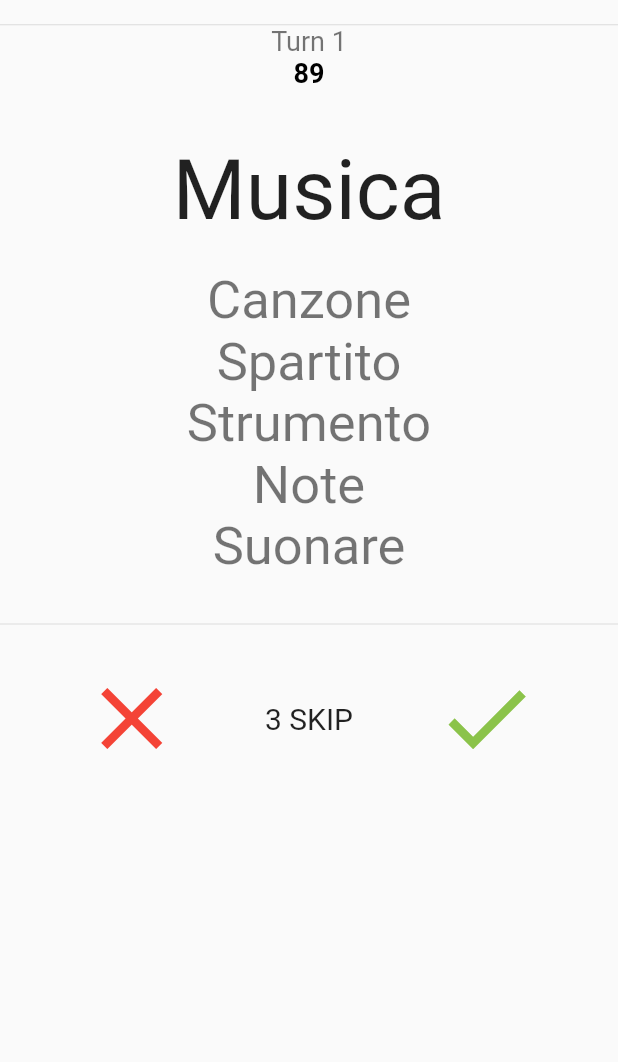
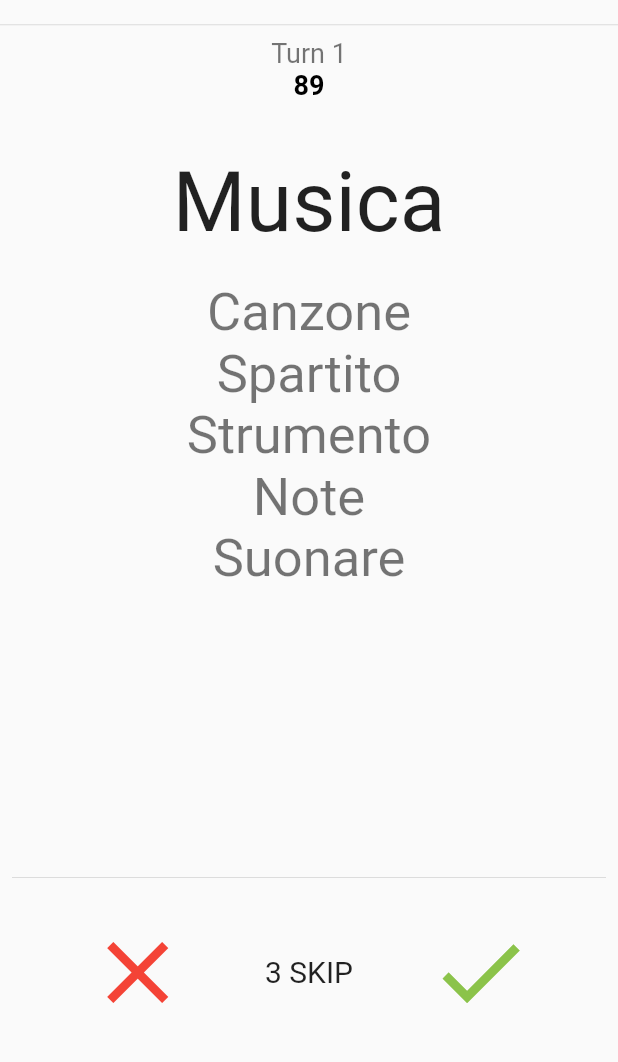
Before and after one commit to rignaneseleo/SpeakEasy, a Flutter app: the GamePage screen opened directly with empty values, on a phone screen of 412 x 824 dp, the part 165-1227 px from its top. Run offline on Flutter 3.47's test engine with Material 2 defaults, Android fonts, the phone set to English and light mode, and no system bars; our stand-ins replace csv, flutter_riverpod, get, vibration; missing offline and left inert: soundpool; statements that could not run were skipped.

Commit message:
UI fix + fix bug cloned interface on tick

```diff
--- a/opentabu/lib/view/gamePage.dart
+++ b/opentabu/lib/view/gamePage.dart
@@ -11,6 +11,7 @@ import 'package:opentabu/controller/gameController.dart';
 import 'package:opentabu/model/settings.dart';
 import 'package:opentabu/model/word.dart';
 import 'package:opentabu/persistence/soundLoader.dart';
+import 'package:opentabu/view/widget/myContainer.dart';
 import 'package:vibration/vibration.dart';
 
 import '../main.dart';
@@ -170,7 +171,7 @@ class GamePageState extends State<GamePage> {
                 children: <Widget>[
                   GameInfoWidget(),
                   new Divider(height: 1.0),
-                  _body,
+                  Expanded(child: _body),
                 ],
               );
             },
@@ -179,37 +180,50 @@ class GamePageState extends State<GamePage> {
   }
 
   Widget pauseBody() {
-    return new Container(
-        height: 520.0,
-        child: new Column(children: <Widget>[
+    return MyContainer(
+      header: Column(
+        children: [
           TurnWidget(),
           TimeWidget(_timerDuration),
-          Expanded(
-              child: Text(
+        ],
+      ),
+      body: Text(
         "PAUSE",
         style: TextStyle(fontSize: 50),
-          )),
-          new Divider(height: 10.0),
-          new Container(
-            padding: new EdgeInsets.all(15.0),
-            child: TextButton(
-              child: Text(
-                "RESUME",
-                style: TextStyle(fontSize: 50),
       ),
+      footer: MyBottomButton(
+        text: "RESUME",
         onPressed: () => resumeGame(),
       ),
-          )
-        ]));
+    );
   }
 
   Widget playingBody() {
-    return new Container(
-        height: 520.0,
-        child: new Column(children: <Widget>[
+    return MyContainer(
+      header: Column(
+        children: [
           TurnWidget(),
           TimeWidget(_timerDuration),
-          WordWidget(_nTaboosToShow),
+        ],
+      ),
+      body: WordWidget(_nTaboosToShow),
+      footer: Container(
+        padding: new EdgeInsets.all(15.0),
+        child: new Row(
+          children: <Widget>[
+            IncorrectAnswerButton(),
+            SkipButton(),
+            CorrectAnswerButton(),
+          ],
+        ),
+      ),
+    );
+
+    return Column(
+      children: <Widget>[
+        TurnWidget(),
+        TimeWidget(_timerDuration),
+        Expanded(child: WordWidget(_nTaboosToShow)),
         new Divider(height: 10.0),
         new Container(
           padding: new EdgeInsets.all(15.0),
@@ -221,17 +235,14 @@ class GamePageState extends State<GamePage> {
             ],
           ),
         )
-        ]));
+      ],
+    );
   }
 
   Widget readyBody() {
-    return Container(
-        height: 520.0,
-        child: new Column(
-          children: <Widget>[
-            TurnWidget(),
-            Expanded(
-              child: Column(
+    return MyContainer(
+      header: TurnWidget(),
+      body: Column(
         mainAxisAlignment: MainAxisAlignment.center,
         children: [
           Text(
@@ -241,18 +252,11 @@ class GamePageState extends State<GamePage> {
           new Text("Pass the phone to the next player."),
         ],
       ),
+      footer: MyBottomButton(
+        text: "START NEXT TURN",
+        onPressed: () => initGame(),
       ),
-            new TextButton(
-              child: Text(
-                'START NEXT TURN',
-                style: TextStyle(fontSize: 27),
-              ),
-              onPressed: () {
-                initGame();
-              },
-            ),
-          ],
-        ));
+    );
   }
 
   Widget endBody(List<int> winners) {
@@ -263,67 +267,21 @@ class GamePageState extends State<GamePage> {
     } else
       text = "${winners.first} is the winner!";
 
-    return new Container(
-      height: 520.0,
-      child: new Center(
-          child: Column(
-        children: [
-          Expanded(
-              child: Text(
+    return MyContainer(
+      body: Text(
         text,
         style: TextStyle(
           fontSize: 30,
           fontWeight: FontWeight.bold,
         ),
         textAlign: TextAlign.center,
-          )),
-          TextButton(
-            child: Text("Back home"),
-            onPressed: () {
-              Navigator.of(context).pop();
-            },
       ),
-        ],
-      )),
+      footer: MyBottomButton(
+        text: "BACK HOME",
+        onPressed: () => Navigator.of(context).pop(),
+      ),
     );
   }
-
-/*void timeOut() {
-    Text title;
-    Text button;
-    Text content;
-
-    ;
-
-    //Check if it's the end
-    if (end) {
-      title = new Text("Team " + _gameController.winner.toString() + " win!");
-      button = new Text('Main menu');
-    } else {
-
-    }
-
-    showDialog(
-      context: context,
-      barrierDismissible: false,
-      child: new AlertDialog(title: title, content: content, actions: <Widget>[
-        new FlatButton(
-          child: button,
-          onPressed: () {
-            //Close the dialog
-            Navigator.of(context).pop();
-
-            //Check if it's the end
-            if (end)
-              Navigator.of(context).pop();
-            else
-              initTimer();
-            setState(() {});
-          },
-        ),
-      ]),
-    );
-  }*/
 }
 
 class TurnWidget extends ConsumerWidget {
@@ -387,8 +345,7 @@ class WordWidget extends ConsumerWidget {
       ));
     }
 
-    return new Expanded(
-        child: new Container(
+    return Container(
       padding: new EdgeInsets.all(15.0),
       child: new Column(
         children: <Widget>[
@@ -403,7 +360,7 @@ class WordWidget extends ConsumerWidget {
           new Column(children: taboos)
         ],
       ),
-    ));
+    );
   }
 }
 
--- /dev/null
+++ b/opentabu/lib/view/widget/myContainer.dart
@@ -0,0 +1,48 @@
+import 'package:flutter/material.dart';
+import 'package:flutter/widgets.dart';
+
+class MyContainer extends StatelessWidget {
+  final Widget header;
+  final Widget body;
+  final Widget footer;
+
+  const MyContainer({Key key, this.header, this.body, this.footer})
+      : super(key: key);
+
+  @override
+  Widget build(BuildContext context) {
+    return Padding(
+      padding: const EdgeInsets.all(8.0),
+      child: Column(
+        mainAxisSize: MainAxisSize.max,
+        children: [
+          header,
+          Expanded(child: body),
+          Divider(
+            height: 10,
+          ),
+          footer,
+        ],
+      ),
+    );
+  }
+}
+
+class MyBottomButton extends StatelessWidget {
+  final VoidCallback onPressed;
+  final String text;
+
+  const MyBottomButton({Key key, this.text, this.onPressed}) : super(key: key);
+
+  @override
+  Widget build(BuildContext context) {
+    return TextButton(
+      child: Text(
+        text,
+        textAlign: TextAlign.center,
+        style: TextStyle(fontSize: 50),
+      ),
+      onPressed: onPressed,
+    );
+  }
+}
```
Also changed, not shown: opentabu/lib/view/homePage.dart (+11 -20 lines). Lines whose indentation alone changed are shown as unchanged.
